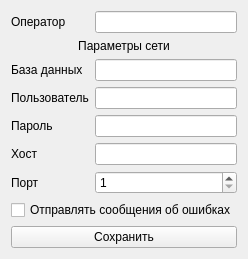
Old version of the form src/usonicapp/forms/settings.ui in the repository Kneshal/usonicApp.
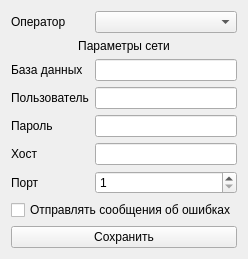
New version of the form.

The edit to the form file:
```diff
--- a/src/usonicapp/forms/settings.ui
+++ b/src/usonicapp/forms/settings.ui
@@ -7,7 +7,7 @@
     <x>0</x>
     <y>0</y>
     <width>229</width>
-    <height>231</height>
+    <height>241</height>
    </rect>
   </property>
   <property name="windowTitle">
@@ -23,9 +23,6 @@
        </property>
       </widget>
      </item>
-     <item row="0" column="1">
-      <widget class="QLineEdit" name="lineedit_operator"/>
-     </item>
      <item row="1" column="0" colspan="2">
       <widget class="QLabel" name="label_2">
        <property name="text">
@@ -107,6 +104,9 @@
        </property>
       </widget>
      </item>
+     <item row="0" column="1">
+      <widget class="QComboBox" name="combobox_user"/>
+     </item>
     </layout>
    </item>
    <item>
```
